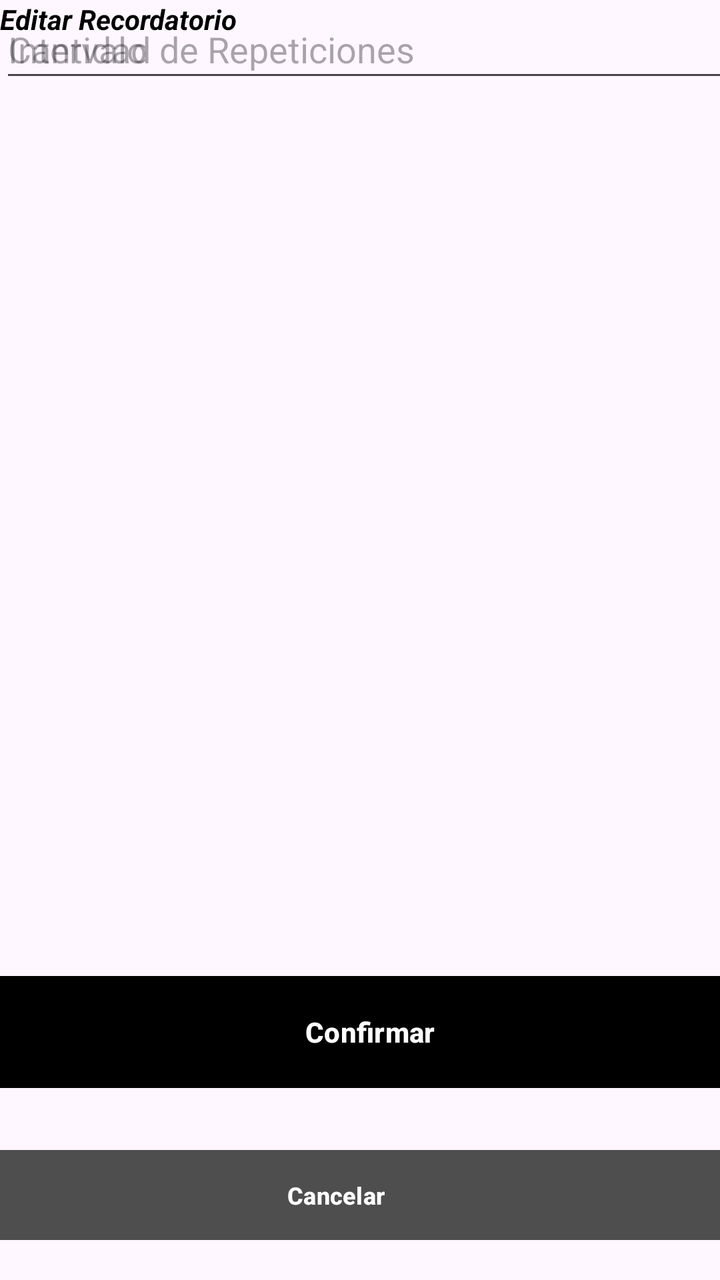
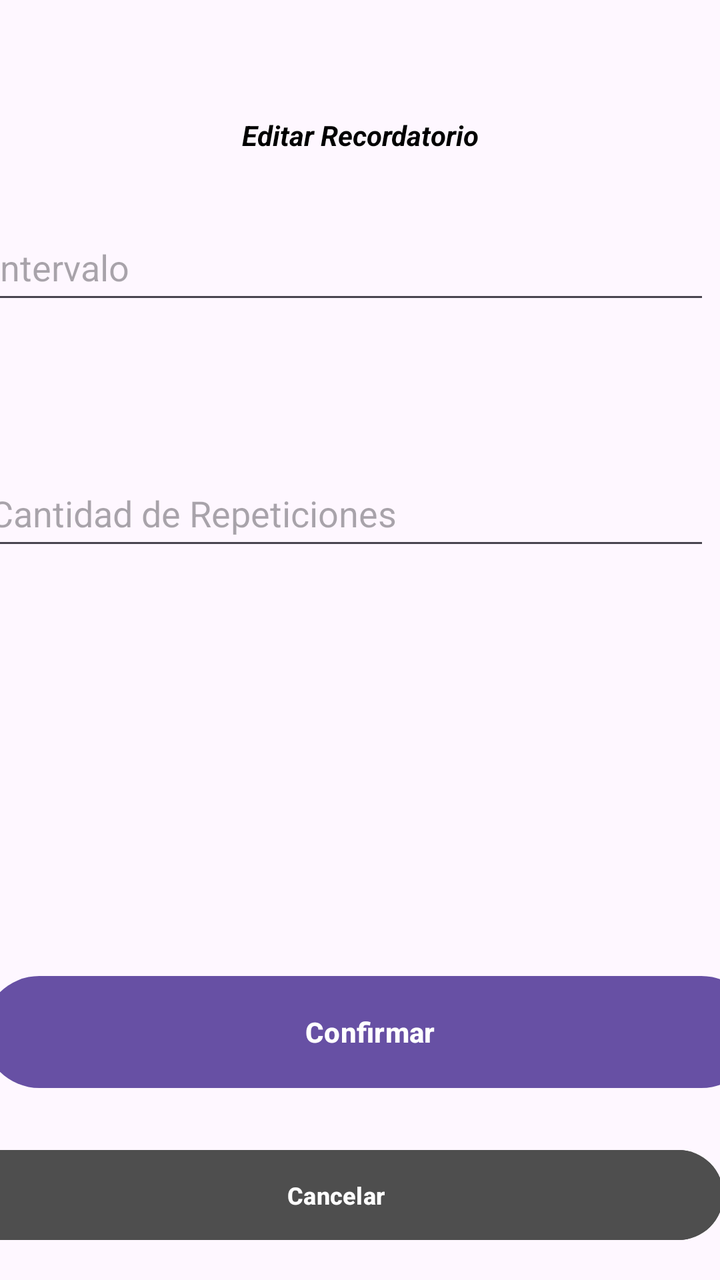

Before-and-after screenshots of an Android layout around one commit, followed by the original layout XML and the change that was made.
<!-- AndroidManifest.xml: application theme Theme.MobilesVC -->
<!-- res/layout/recordatorio_edit_view.xml -->
<?xml version="1.0" encoding="utf-8"?>
<androidx.constraintlayout.widget.ConstraintLayout xmlns:android="http://schemas.android.com/apk/res/android"
    xmlns:app="http://schemas.android.com/apk/res-auto"
    xmlns:tools="http://schemas.android.com/tools"
    android:layout_width="match_parent"
    android:layout_height="match_parent">

    <com.google.android.material.textfield.TextInputEditText
        android:id="@+id/vIntervaloEdit"
        android:layout_width="364dp"
        android:layout_height="46dp"
        android:hint="Intervalo"
        tools:layout_editor_absoluteX="16dp"
        tools:layout_editor_absoluteY="206dp" />

    <com.google.android.material.textfield.TextInputEditText
        android:id="@+id/vCantidadEdit"
        android:layout_width="364dp"
        android:layout_height="46dp"
        android:hint="Cantidad de Repeticiones"
        tools:layout_editor_absoluteX="16dp"
        tools:layout_editor_absoluteY="325dp" />

    <Button
        android:id="@+id/vEditRecordatorio"
        android:layout_width="387dp"
        android:layout_height="64dp"
        android:layout_marginTop="48dp"
        android:layout_marginBottom="92dp"
        android:backgroundTint="@color/primary"
        android:paddingVertical="14dp"
        android:text="Confirmar"
        android:textStyle="bold"
        app:cornerRadius="@dimen/item_transform_image_length"
        app:layout_constraintBottom_toBottomOf="parent"
        app:layout_constraintEnd_toEndOf="parent"
        app:layout_constraintHorizontal_bias="0.333"
        app:layout_constraintStart_toStartOf="parent"
        app:layout_constraintTop_toBottomOf="@+id/etClave" />

    <TextView
        android:id="@+id/textView7"
        android:layout_width="wrap_content"
        android:layout_height="wrap_content"
        android:fontFamily="sans-serif"
        android:text="Editar Recordatorio"
        android:textColor="#000000"
        android:textStyle="bold|italic"
        tools:layout_editor_absoluteX="97dp"
        tools:layout_editor_absoluteY="58dp"
        tools:textSize="26sp" />

    <Button
        android:id="@+id/vVolverRecordatorioEdit"
        android:layout_width="387dp"
        android:layout_height="53dp"
        android:layout_marginHorizontal="24dp"
        android:layout_marginTop="8dp"
        android:layout_marginBottom="16dp"
        android:backgroundTint="#4E4E4E"
        android:paddingVertical="10dp"
        android:text="Cancelar"
        android:textSize="12sp"
        android:textStyle="bold"
        android:visibility="visible"
        app:cornerRadius="@dimen/item_transform_image_length"
        app:layout_constraintBottom_toBottomOf="parent"
        app:layout_constraintEnd_toEndOf="parent"
        app:layout_constraintHorizontal_bias="0.666"
        app:layout_constraintStart_toStartOf="parent"
        app:layout_constraintTop_toBottomOf="@+id/btIniciarSesion" />

</androidx.constraintlayout.widget.ConstraintLayout>
<!-- resources referenced by this layout -->
<resources>
  <style name="Theme.MobilesVC" parent="Base.Theme.MobilesVC" />
  <style name="Base.Theme.MobilesVC" parent="Theme.Material3.DayNight.NoActionBar">
          
          
      </style>
</resources>

<!-- the commit's change to res/layout/recordatorio_edit_view.xml (unified diff, before → after) -->
@@ -8,18 +8,26 @@
     <com.google.android.material.textfield.TextInputEditText
         android:id="@+id/vIntervaloEdit"
         android:layout_width="364dp"
-        android:layout_height="46dp"
+        android:layout_height="50dp"
+        android:layout_marginStart="16dp"
+        android:layout_marginEnd="31dp"
+        android:layout_marginBottom="73dp"
         android:hint="Intervalo"
-        tools:layout_editor_absoluteX="16dp"
-        tools:layout_editor_absoluteY="206dp" />
+        app:layout_constraintBottom_toTopOf="@+id/vCantidadEdit"
+        app:layout_constraintEnd_toEndOf="parent"
+        app:layout_constraintStart_toStartOf="parent" />
 
     <com.google.android.material.textfield.TextInputEditText
         android:id="@+id/vCantidadEdit"
         android:layout_width="364dp"
-        android:layout_height="46dp"
+        android:layout_height="50dp"
+        android:layout_marginStart="16dp"
+        android:layout_marginEnd="31dp"
+        android:layout_marginBottom="204dp"
         android:hint="Cantidad de Repeticiones"
-        tools:layout_editor_absoluteX="16dp"
-        tools:layout_editor_absoluteY="325dp" />
+        app:layout_constraintBottom_toTopOf="@+id/vEditRecordatorio"
+        app:layout_constraintEnd_toEndOf="parent"
+        app:layout_constraintStart_toStartOf="parent" />
 
     <Button
         android:id="@+id/vEditRecordatorio"
@@ -27,27 +35,28 @@
         android:layout_height="64dp"
         android:layout_marginTop="48dp"
         android:layout_marginBottom="92dp"
-        android:backgroundTint="@color/primary"
         android:paddingVertical="14dp"
         android:text="Confirmar"
         android:textStyle="bold"
-        app:cornerRadius="@dimen/item_transform_image_length"
         app:layout_constraintBottom_toBottomOf="parent"
         app:layout_constraintEnd_toEndOf="parent"
         app:layout_constraintHorizontal_bias="0.333"
-        app:layout_constraintStart_toStartOf="parent"
-        app:layout_constraintTop_toBottomOf="@+id/etClave" />
+        app:layout_constraintStart_toStartOf="parent" />
 
     <TextView
         android:id="@+id/textView7"
         android:layout_width="wrap_content"
         android:layout_height="wrap_content"
+        android:layout_marginStart="97dp"
+        android:layout_marginTop="58dp"
+        android:layout_marginEnd="97dp"
         android:fontFamily="sans-serif"
         android:text="Editar Recordatorio"
         android:textColor="#000000"
         android:textStyle="bold|italic"
-        tools:layout_editor_absoluteX="97dp"
-        tools:layout_editor_absoluteY="58dp"
+        app:layout_constraintEnd_toEndOf="parent"
+        app:layout_constraintStart_toStartOf="parent"
+        app:layout_constraintTop_toTopOf="parent"
         tools:textSize="26sp" />
 
     <Button
@@ -63,11 +72,9 @@
         android:textSize="12sp"
         android:textStyle="bold"
         android:visibility="visible"
-        app:cornerRadius="@dimen/item_transform_image_length"
         app:layout_constraintBottom_toBottomOf="parent"
         app:layout_constraintEnd_toEndOf="parent"
         app:layout_constraintHorizontal_bias="0.666"
-        app:layout_constraintStart_toStartOf="parent"
-        app:layout_constraintTop_toBottomOf="@+id/btIniciarSesion" />
+        app:layout_constraintStart_toStartOf="parent" />
 
 </androidx.constraintlayout.widget.ConstraintLayout>
